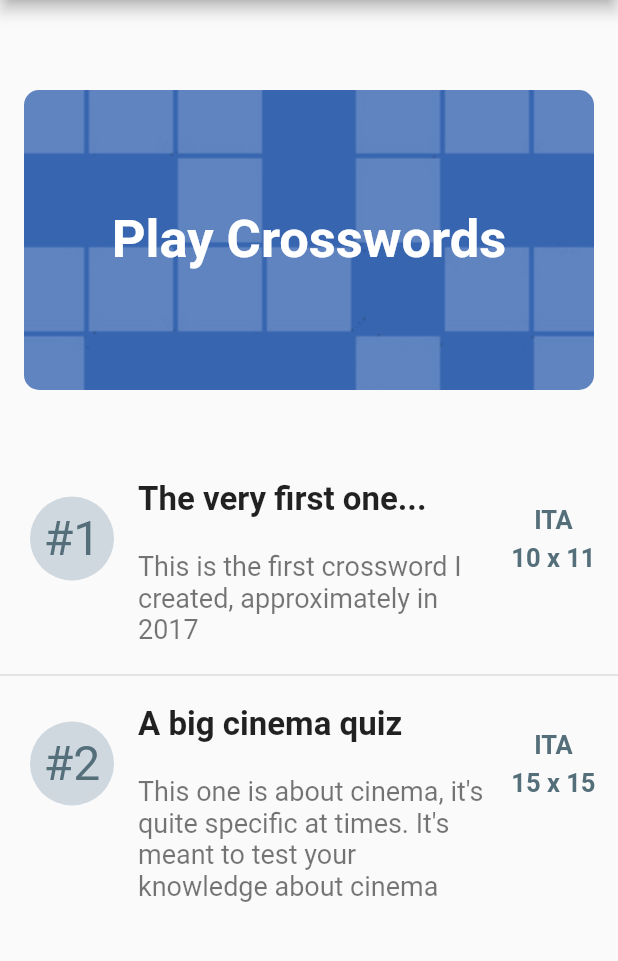
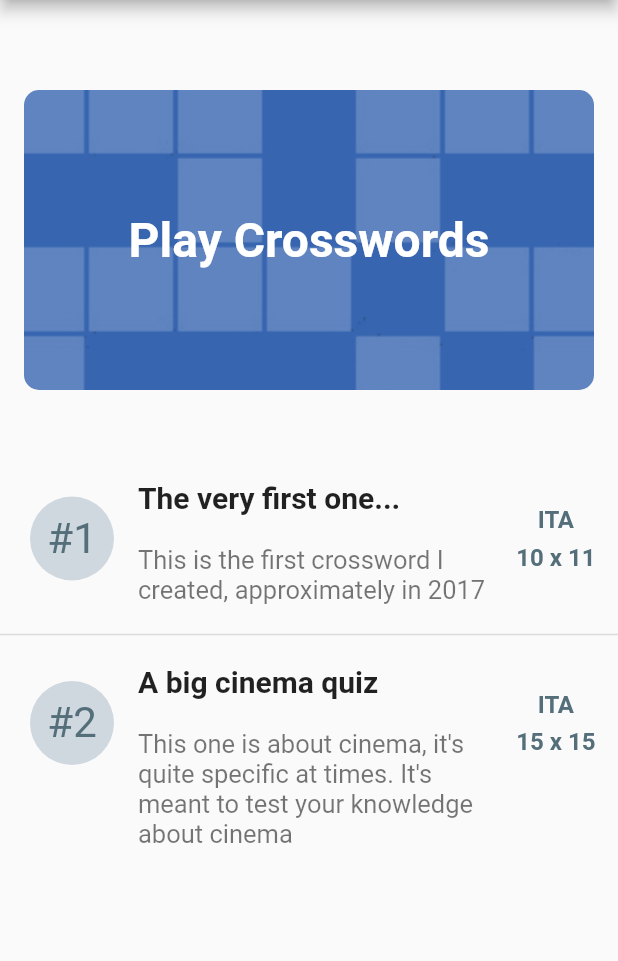
Before and after one commit to FilippoPaganelli/CruciApp, a Flutter app: the screen it shows after launch, on a phone screen of 412 x 824 dp, the part 84-1045 px from its top. Run offline on Flutter 3.47's test engine with Material 2 defaults, Android fonts, the phone set to English and light mode, and no system bars; our stand-ins replace font_awesome_flutter.

Commit message:
font sizes changes + update readme

```diff
--- a/lib/home/home.dart
+++ b/lib/home/home.dart
@@ -34,7 +34,7 @@ class HomePage extends StatelessWidget {
                     SnackBar(
                       content: Text(
                         "Choose one from the list...",
-                        style: TextStyle(fontSize: 23),
+                        style: TextStyle(fontSize: 20),
                       ),
                     ),
                   );
@@ -65,7 +65,7 @@ class HomePage extends StatelessWidget {
                           'Play Crosswords',
                           style: TextStyle(
                               color: Colors.white,
-                              fontSize: 35,
+                              fontSize: 32,
                               fontWeight: FontWeight.bold),
                         ),
                       ),
@@ -112,12 +112,12 @@ class HomePage extends StatelessWidget {
                           title: Text(
                             data[index]["name"],
                             style: TextStyle(
-                                fontSize: 22, fontWeight: FontWeight.bold),
+                                fontSize: 20, fontWeight: FontWeight.bold),
                           ),
                           minVerticalPadding: 5,
                           subtitle: Text(
                             '\n' + data[index]["description"],
-                            style: TextStyle(fontSize: 18),
+                            style: TextStyle(fontSize: 17),
                           ),
                           trailing: Column(
                             mainAxisAlignment: MainAxisAlignment.spaceEvenly,
@@ -126,19 +126,16 @@ class HomePage extends StatelessWidget {
                                 data[index]["language"],
                                 style: TextStyle(
                                     color: Colors.blueGrey[600],
-                                    fontSize: 17,
+                                    fontSize: 16,
                                     fontWeight: FontWeight.bold),
                               ),
-                              /*SizedBox(
-                                height: 20,
-                              ),*/
                               Text(
                                 data[index]["rows"].toString() +
                                     ' x ' +
                                     data[index]["cols"].toString(),
                                 style: TextStyle(
                                     color: Colors.blueGrey[600],
-                                    fontSize: 17,
+                                    fontSize: 16,
                                     fontWeight: FontWeight.bold),
                               ),
                             ],
@@ -162,7 +159,7 @@ class HomePage extends StatelessWidget {
                                         "#${index + 1}",
                                         style: TextStyle(
                                             color: Colors.blueGrey[600],
-                                            fontSize: 32),
+                                            fontSize: 28),
                                       ),
                                     ],
                                   )),
```
Also changed, not shown: lib/cw/cw.dart (+18 -17 lines).
